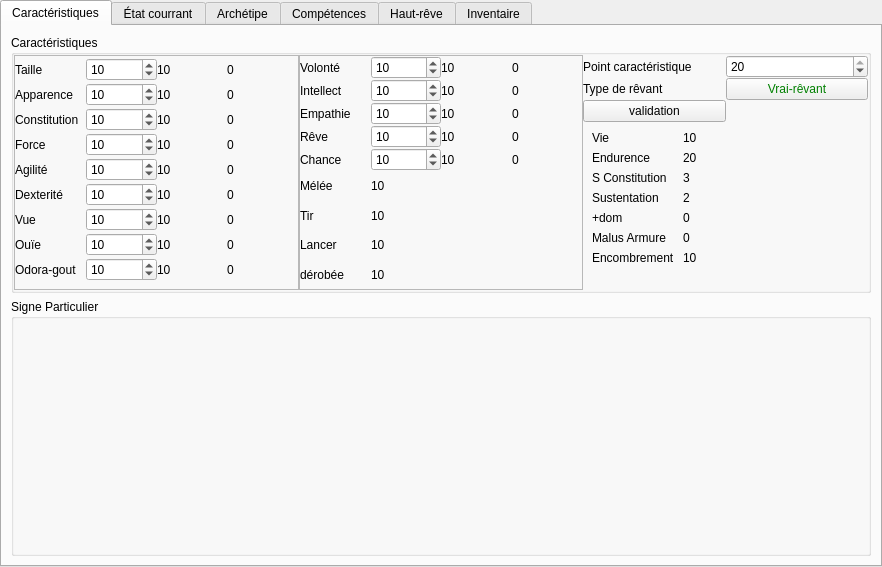
Above: src/view/personnage.ui from GaelPICOT/voyage before the change. Below: the same form after it.
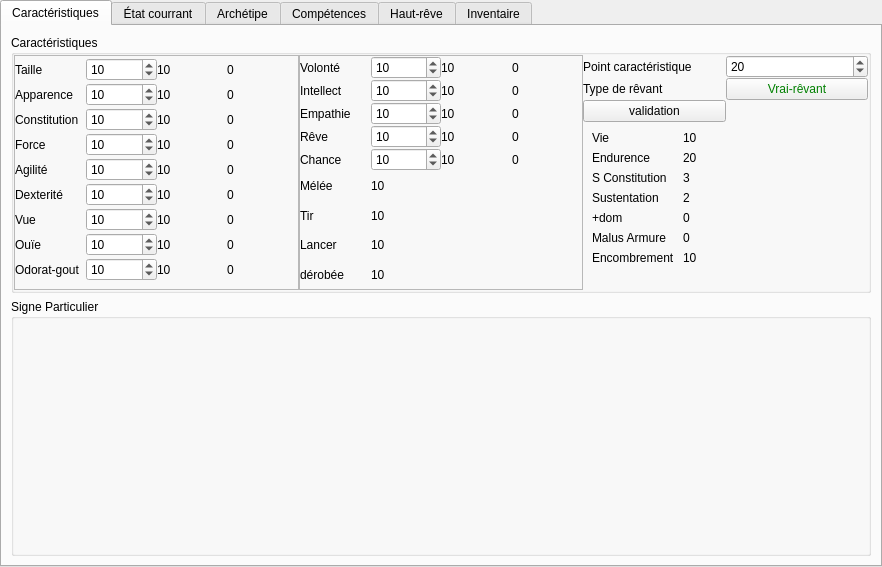
That is the form after the change.

What changed in the file:
```diff
--- a/src/view/personnage.ui
+++ b/src/view/personnage.ui
@@ -209,7 +209,7 @@
              <item row="8" column="0">
               <widget class="QLabel" name="label_9">
                <property name="text">
-                <string>Odora-gout</string>
+                <string>Odorat-gout</string>
                </property>
               </widget>
              </item>
@@ -740,7 +740,7 @@
                    <number>0</number>
                   </property>
                   <property name="maximum">
-                   <number>20</number>
+                   <number>1000</number>
                   </property>
                   <property name="value">
                    <number>20</number>
```
Left out of the diff: 4 changed lines with no effect on the pictures.
